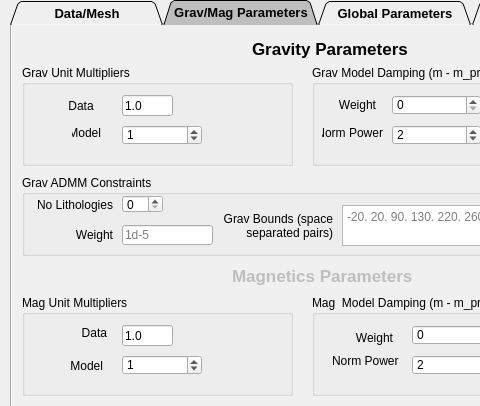
Qt form Tomofast_x_dockwidget_base.ui (TOMOFAST/tomofast-x-q) before a commit; both pictures show x 0 to 480 and y 0 to 406 of the 646 by 850 pixel window.
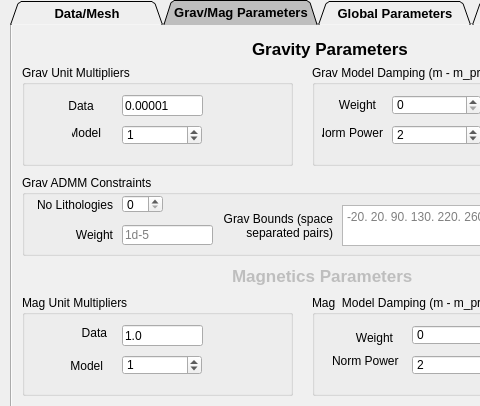
The same form after that commit. The open tabs and pages were chosen to show the change. Custom widgets are drawn as their Qt base class.

Commit message: fix dataMultipliers to allow them to be floats

```diff
--- a/Tomofast_x_dockwidget_base.ui
+++ b/Tomofast_x_dockwidget_base.ui
@@ -2049,15 +2049,15 @@
         <rect>
          <x>100</x>
          <y>30</y>
-         <width>51</width>
+         <width>81</width>
          <height>21</height>
         </rect>
        </property>
        <property name="text">
-        <string>1.0</string>
+        <string>0.00001</string>
        </property>
        <property name="placeholderText">
-        <string>1d-5</string>
+        <string>0.00001</string>
        </property>
       </widget>
      </widget>
@@ -2259,7 +2259,7 @@
         <rect>
          <x>100</x>
          <y>30</y>
-         <width>51</width>
+         <width>81</width>
          <height>21</height>
         </rect>
        </property>
```
The commit also changes 1 other file.
